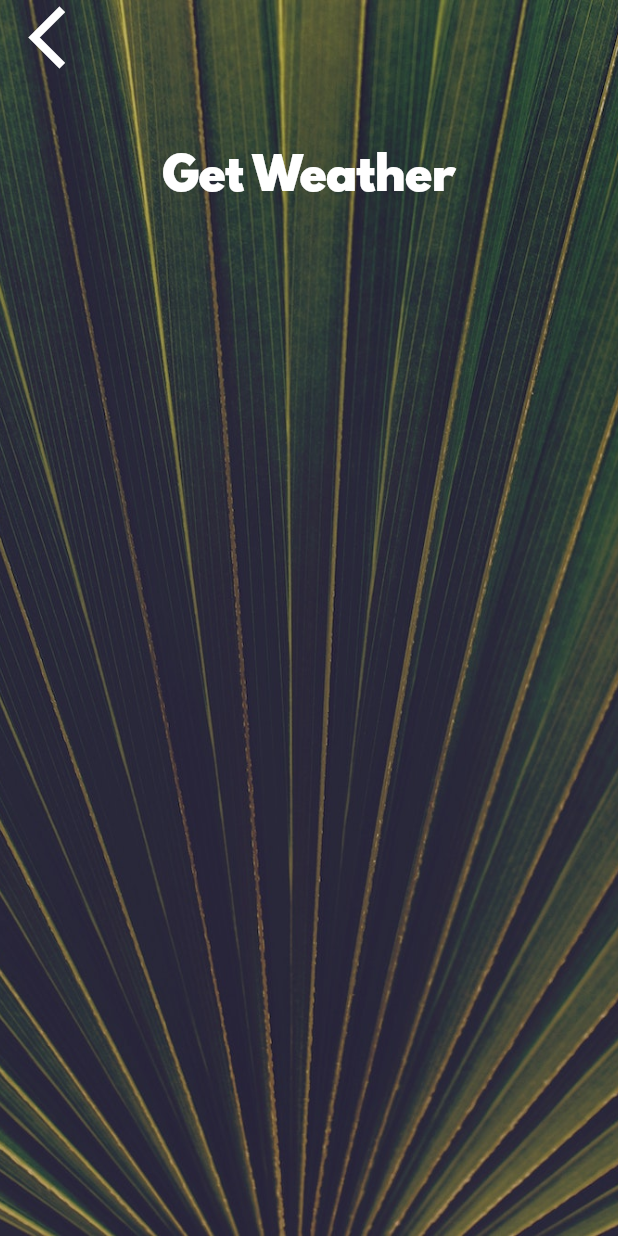
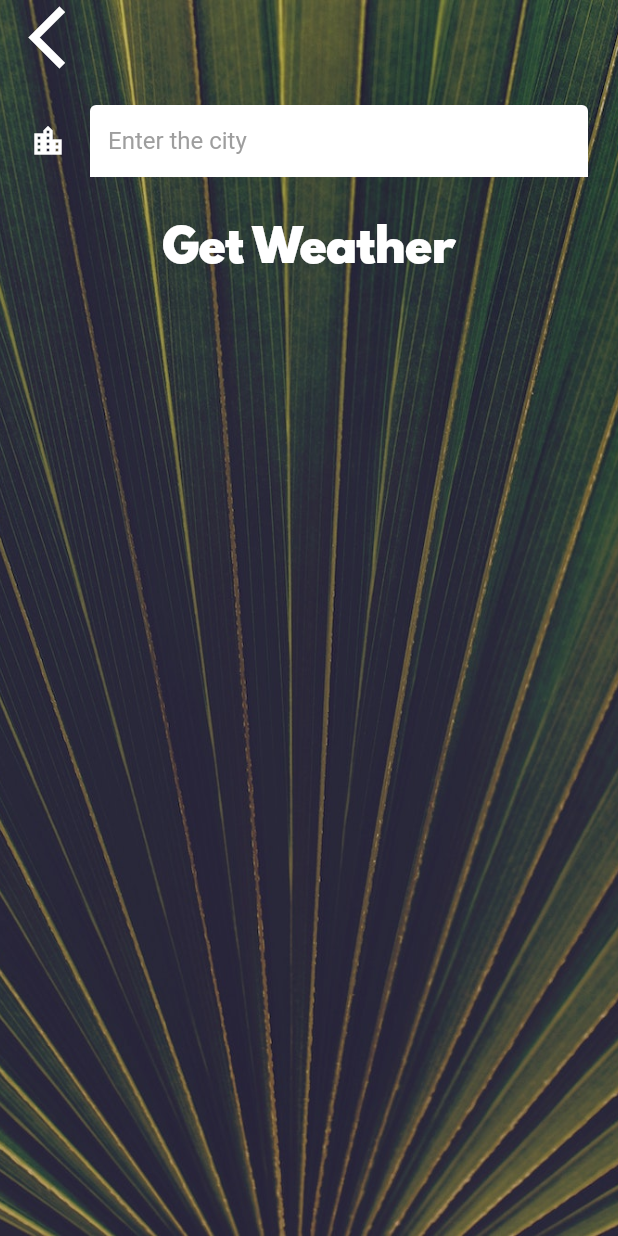
Before and after one commit to Rikanthan/weather, a Flutter app: the CityScreen screen opened directly, on a phone screen of 412 x 824 dp. Run offline on Flutter 3.47's test engine with Material 2 defaults, Android fonts, the phone set to English and light mode, and no system bars; our stand-ins replace flutter_spinkit, geolocator; network calls fail.

```diff
--- a/lib/screens/city_screen.dart
+++ b/lib/screens/city_screen.dart
@@ -33,7 +33,14 @@ class _CityScreenState extends State<CityScreen> {
               ),
               Container(
                 padding: EdgeInsets.all(20.0),
-                child: null,
+                child: TextField(
+                  style: TextStyle
+                    (
+                    color: Colors.black,
+                  ),
+                  decoration:
+                    kDecoration
+                ),
               ),
               FlatButton(
                 onPressed: () {},
--- a/lib/screens/loading_screen.dart
+++ b/lib/screens/loading_screen.dart
@@ -10,6 +10,7 @@ import 'package:weather/services/networking.dart';
 
 
 const Apikey='067ad514cf62f9ba62b5ea5d5ffa57d1';
+const WeatherDataUrl='https://api.openweathermap.org/data/2.5/weather';
 
 class LoadingScreen extends StatefulWidget {
 
--- a/lib/screens/location_screen.dart
+++ b/lib/screens/location_screen.dart
@@ -1,4 +1,5 @@
 import 'package:flutter/material.dart';
+import 'package:weather/screens/city_screen.dart';
 import 'package:weather/utilities/constants.dart';
 import 'package:weather/services/weather.dart';
 
@@ -71,7 +72,12 @@ class _LocationScreenState extends State<LocationScreen> {
                     ),
                   ),
                   FlatButton(
-                    onPressed: () {},
+                    onPressed: () {
+
+                      Navigator.push(context,MaterialPageRoute(builder: (context){
+                        return CityScreen();
+                      }));
+                    },
                     child: Icon(
                       Icons.location_city,
                       size: 50.0,
--- a/lib/utilities/constants.dart
+++ b/lib/utilities/constants.dart
@@ -18,3 +18,16 @@ const kButtonTextStyle = TextStyle(
 const kConditionTextStyle = TextStyle(
   fontSize: 100.0,
 );
+
+const kDecoration=InputDecoration (
+fillColor: Colors.white,
+filled: true,
+icon: Icon(Icons.location_city,color: Colors.white,),
+hintText: "Enter the city",
+hintStyle: TextStyle(
+color: Colors.grey,
+)
+
+
+
+);
```
